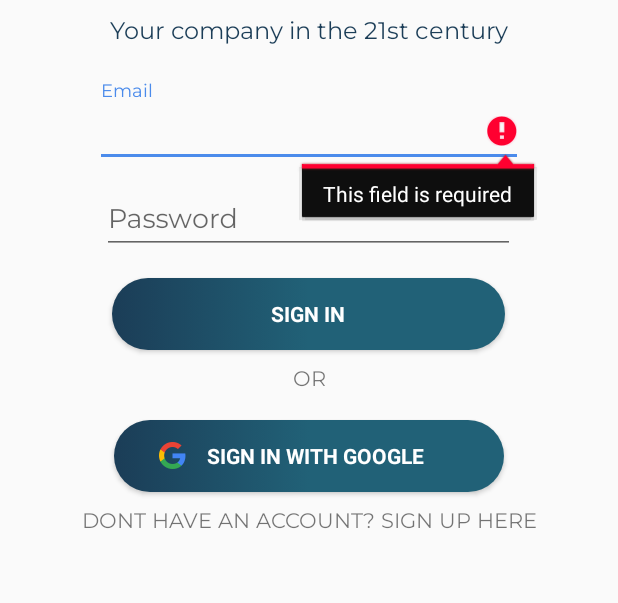
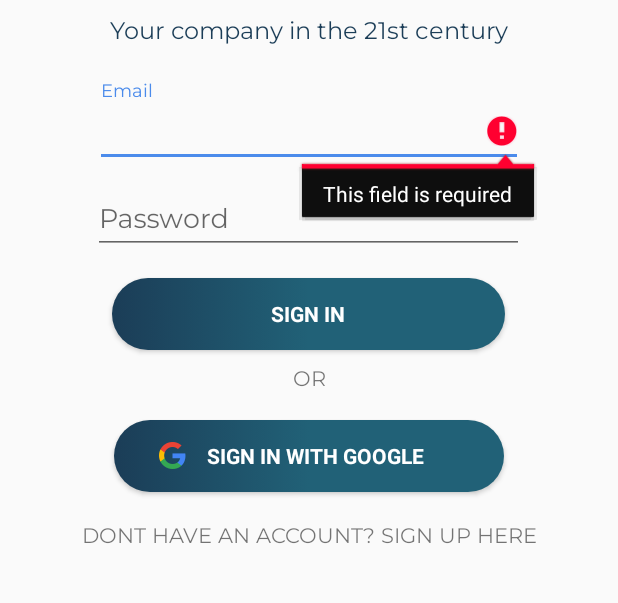
Before and after one commit to AgencyApp/app, an Android app: the screen it shows after launch (LoginActivity), after a tap on "SIGN IN", on a phone screen of 412 x 824 dp, the part 269-872 px from its top. Run offline under Robolectric (Android 15) with nearby library versions, the phone set to English and light mode, and no system bars; our stand-ins replace Firebase (no records; nobody signed in at launch, a user with empty details on screens opened directly).

Commit message:
UI Improvements
Signed-off-by: Abdul Hameed Azeemi <maxer232@gmail.com>

```diff
--- a/app/src/main/java/com/theagencyapp/world/Activities/LoginActivity.java
+++ b/app/src/main/java/com/theagencyapp/world/Activities/LoginActivity.java
@@ -90,7 +90,7 @@ public class LoginActivity extends AppCompatActivity implements LoaderCallbacks<
         auth = FirebaseAuth.getInstance();
 
         if (auth.getCurrentUser() != null) {
-            checkSuscription();
+            checkSubscription();
         }
         setContentView(R.layout.activity_login);
         // Set up the login form.
@@ -325,7 +325,7 @@ public class LoginActivity extends AppCompatActivity implements LoaderCallbacks<
 
                             } else {
 
-                                checkSuscription();
+                                checkSubscription();
 
 
 
@@ -337,7 +337,7 @@ public class LoginActivity extends AppCompatActivity implements LoaderCallbacks<
         }
     }
 
-    private void checkSuscription()
+    private void checkSubscription()
     {
         String uid=auth.getCurrentUser().getUid();
         DatabaseReference agid= FirebaseDatabase.getInstance().getReference("Users/"+uid);
@@ -345,7 +345,7 @@ public class LoginActivity extends AppCompatActivity implements LoaderCallbacks<
             @Override
             public void onDataChange(DataSnapshot dataSnapshot) {
                 User user =dataSnapshot.getValue(User.class);
-                if (true)
+                if (user.getAgencyid().equals(""))
                 {
                     Intent intent=new Intent(LoginActivity.this,SubscriptonActivity.class);
                     startActivity(intent);
--- a/app/src/main/res/layout/activity_login.xml
+++ b/app/src/main/res/layout/activity_login.xml
@@ -15,8 +15,9 @@
             style="?android:attr/progressBarStyleLarge"
             android:layout_width="wrap_content"
             android:layout_height="wrap_content"
-            android:layout_gravity="fill_horizontal|center"
+            android:layout_gravity="center"
             android:layout_marginBottom="8dp"
+            android:foregroundGravity="center"
             android:visibility="gone" />
 
     <ScrollView
@@ -87,7 +88,7 @@
 
                 <EditText
                     android:id="@+id/password"
-                    android:layout_width="275dp"
+                    android:layout_width="287dp"
                     android:layout_height="wrap_content"
                     android:layout_gravity="center"
                     android:fontFamily="@font/montserrat"
@@ -142,7 +143,7 @@
                 android:id="@+id/textView4"
                 android:layout_width="match_parent"
                 android:layout_height="wrap_content"
-                android:layout_marginTop="10dp"
+                android:layout_marginTop="20dp"
                 android:layout_weight="1"
                 android:clickable="true"
                 android:focusable="true"
```
